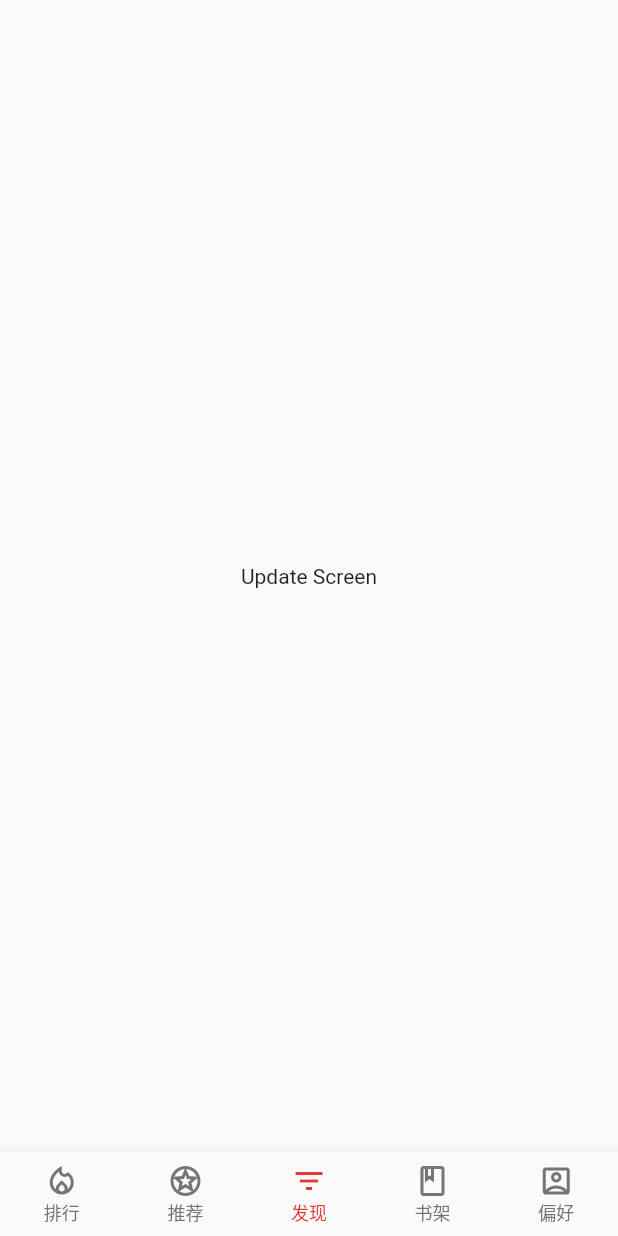
After one commit to niuhuan/kobi, a Flutter app: the screen it shows after launch, on a phone screen of 412 x 824 dp. The commit adds this screen. Run offline on Flutter 3.47's test engine with Material 2 defaults, Android fonts, the phone set to English and light mode, and no system bars; our stand-ins replace another_xlider, flutter_styled_toast, flutter_svg, modal_bottom_sheet, permission_handler and 3 more; missing offline and left inert: dart:ffi, event, flutter_rust_bridge; statements that could not run were skipped.

```diff
--- a/lib/screens/app_screen.dart
+++ b/lib/screens/app_screen.dart
@@ -2,7 +2,7 @@ import 'package:flutter/material.dart';
 import 'rank_screen.dart';
 import 'recommends_screen.dart';
 import 'user_screen.dart';
-import 'update_screen.dart';
+import 'discovery_screen.dart';
 
 class AppScreen extends StatefulWidget {
   const AppScreen({Key? key}) : super(key: key);
@@ -80,15 +80,19 @@ class _AppScreenState extends State<AppScreen> {
       '推荐',
       Icons.stars_outlined,
     ),
-    AppScreenData(UpdateScreen(), '更新', Icons.filter_list_sharp),
     AppScreenData(
-      UpdateScreen(),
+      DiscoveryScreen(),
+      '发现',
+      Icons.filter_list_sharp,
+    ),
+    AppScreenData(
+      DiscoveryScreen(),
       '书架',
       Icons.book_outlined,
     ),
     AppScreenData(
       UserScreen(),
-      '我的',
+      '偏好',
       Icons.account_box_outlined,
     ),
   ];
--- /dev/null
+++ b/lib/screens/discovery_screen.dart
@@ -0,0 +1,19 @@
+import 'package:flutter/material.dart';
+
+class DiscoveryScreen extends StatefulWidget {
+  const DiscoveryScreen({Key? key}) : super(key: key);
+
+  @override
+  _DiscoveryScreenState createState() => _DiscoveryScreenState();
+}
+
+class _DiscoveryScreenState extends State<DiscoveryScreen> {
+  @override
+  Widget build(BuildContext context) {
+    return Container(
+      child: const Center(
+        child: Text('Update Screen'),
+      ),
+    );
+  }
+}
```
Also changed, not shown: lib/screens/components/comic_list.dart (+34 -21 lines), lib/screens/components/comic_pager.dart (+18 -3 lines), lib/screens/update_screen.dart (deleted, +0 -19 lines).
